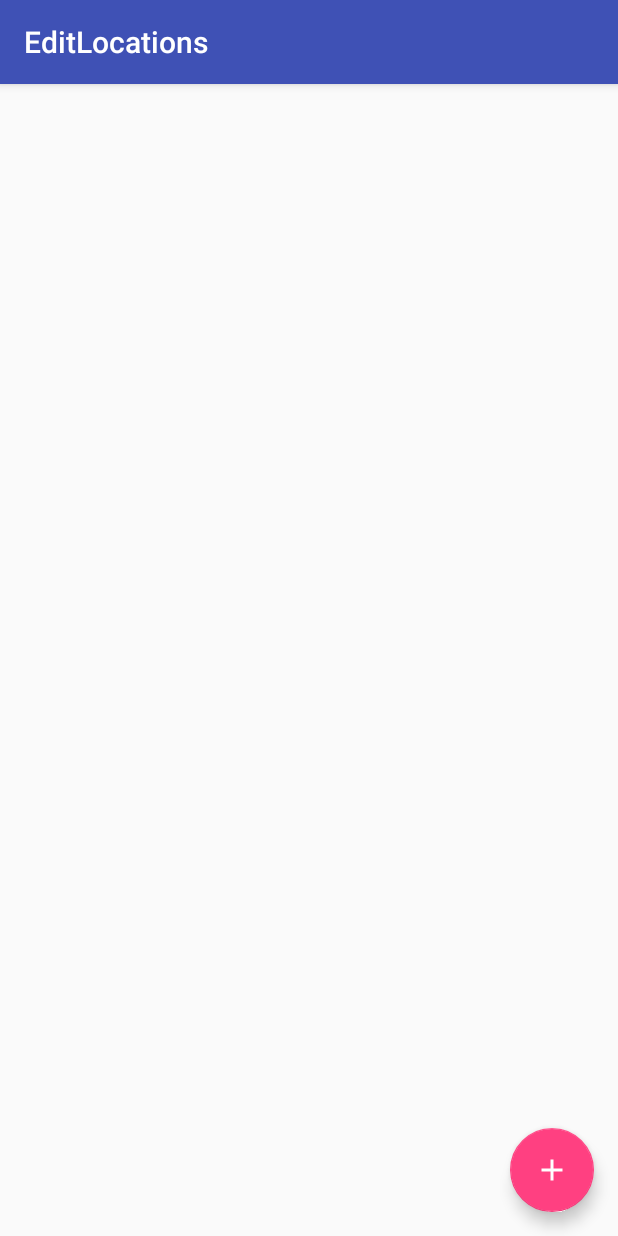
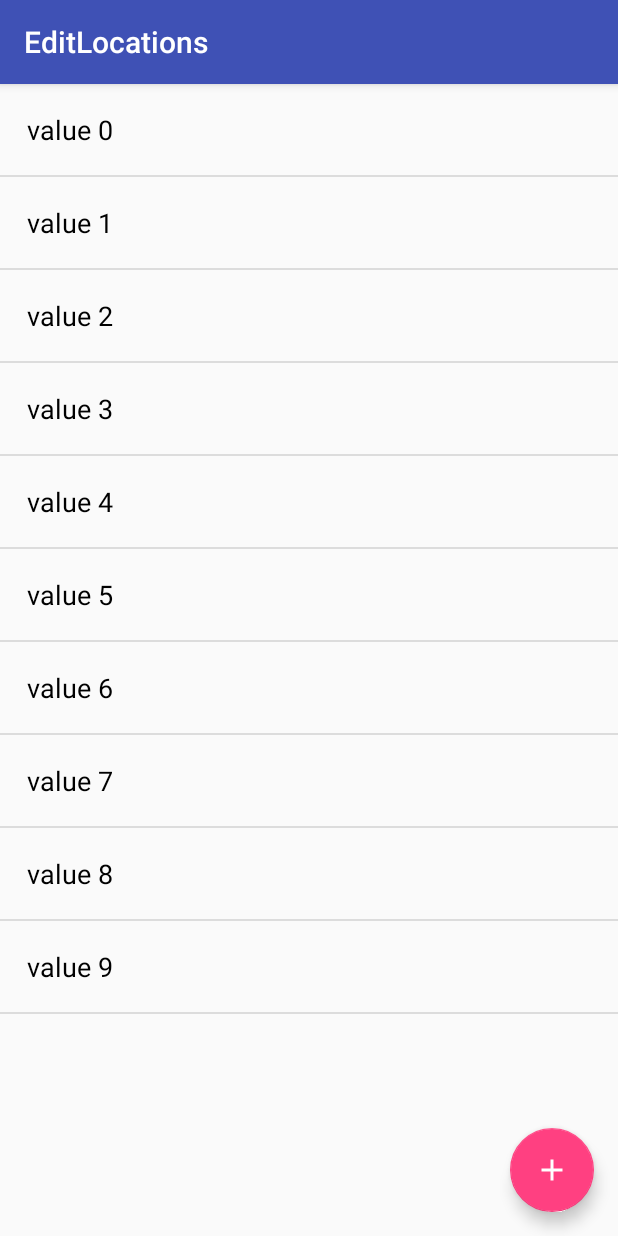
Before and after one commit to Gerii/sw16_free_LittleWhale, an Android app: the EditLocations screen opened directly, with no data from a screen before it, on a phone screen of 412 x 824 dp. Run offline under Robolectric (Android 15) with nearby library versions, the phone set to English and light mode, and no system bars.

Commit message:
[HO,PF] {test before code} simple list implemented

```diff
--- a/LittleWhale/app/src/main/java/com/example/andrea/littewhale/EditLocations.java
+++ b/LittleWhale/app/src/main/java/com/example/andrea/littewhale/EditLocations.java
@@ -5,9 +5,20 @@ import android.support.design.widget.FloatingActionButton;
 import android.support.design.widget.Snackbar;
 import android.support.v7.app.AppCompatActivity;
 import android.support.v7.widget.Toolbar;
+import android.util.Log;
 import android.view.View;
+import android.widget.AdapterView;
+import android.widget.ArrayAdapter;
+import android.widget.ListAdapter;
+import android.widget.ListView;
+import com.example.andrea.littewhale.R;
+
+import java.util.ArrayList;
+import java.util.List;
 
 public class EditLocations extends AppCompatActivity {
+
+    List valueList = new ArrayList<String[]>();
 
     @Override
     protected void onCreate(Bundle savedInstanceState) {
@@ -24,6 +35,27 @@ public class EditLocations extends AppCompatActivity {
                         .setAction("Action", null).show();
             }
         });
+
+        for(int i = 0; i < 10; i++){
+            valueList.add("value " + i);
+        }
+
+        ListAdapter adapter = new ArrayAdapter<String>(getApplicationContext(), R.layout.custom_list_item, valueList);
+
+        final ListView lv = (ListView)findViewById(R.id.listView);
+
+        lv.setAdapter(adapter);
+
+        lv.setOnItemClickListener(new AdapterView.OnItemClickListener()
+        {
+            @Override
+            public void onItemClick(AdapterView<?> arg0, View arg1, int arg2, long arg3)
+            {
+                String blub = lv.getAdapter().getItem(arg2).toString();
+                Log.w("w", blub);
+            }
+        });
+
     }
 
 }
--- a/LittleWhale/app/src/main/res/layout/content_edit_locations.xml
+++ b/LittleWhale/app/src/main/res/layout/content_edit_locations.xml
@@ -1,11 +1,7 @@
 <?xml version="1.0" encoding="utf-8"?>
 <RelativeLayout xmlns:android="http://schemas.android.com/apk/res/android"
     xmlns:app="http://schemas.android.com/apk/res-auto"
-    xmlns:tools="http://schemas.android.com/tools"
-    android:paddingBottom="@dimen/activity_vertical_margin"
-    android:paddingLeft="@dimen/activity_horizontal_margin"
-    android:paddingRight="@dimen/activity_horizontal_margin"
-    android:paddingTop="@dimen/activity_vertical_margin"
+    app:layout_behavior="@string/appbar_scrolling_view_behavior"
     android:layout_width="match_parent"
     android:layout_height="wrap_content">
 
@@ -14,10 +10,10 @@
         android:layout_width="wrap_content"
         android:layout_height="wrap_content"
         android:id="@+id/listView"
-        android:layout_alignParentTop="true"
+        android:layout_alignParentRight="true"
+        android:layout_alignParentEnd="true"
+        android:layout_alignParentBottom="true"
         android:layout_alignParentLeft="true"
         android:layout_alignParentStart="true"
-        android:layout_alignParentRight="true"
-        android:layout_alignParentEnd="true"
-        android:layout_alignParentBottom="true" />
+        android:layout_alignParentTop="true" />
 </RelativeLayout>
--- /dev/null
+++ b/LittleWhale/app/src/main/res/layout/custom_list_item.xml
@@ -0,0 +1,10 @@
+<?xml version="1.0" encoding="utf-8"?>
+<TextView xmlns:android="http://schemas.android.com/apk/res/android"
+    android:id="@+id/tv"
+    android:textColor="@color/colorBlack"
+    android:padding="18sp"
+    android:layout_width="fill_parent"
+    android:singleLine="true"
+    android:layout_height="fill_parent"
+    android:textSize="18sp">
+</TextView>
--- a/LittleWhale/app/src/main/res/values/colors.xml
+++ b/LittleWhale/app/src/main/res/values/colors.xml
@@ -4,4 +4,5 @@
     <color name="colorPrimaryDark">#303F9F</color>
     <color name="colorAccent">#FF4081</color>
     <color name="colorWhite">#FFFFFF</color>
+    <color name="colorBlack">#000000</color>
 </resources>
```
